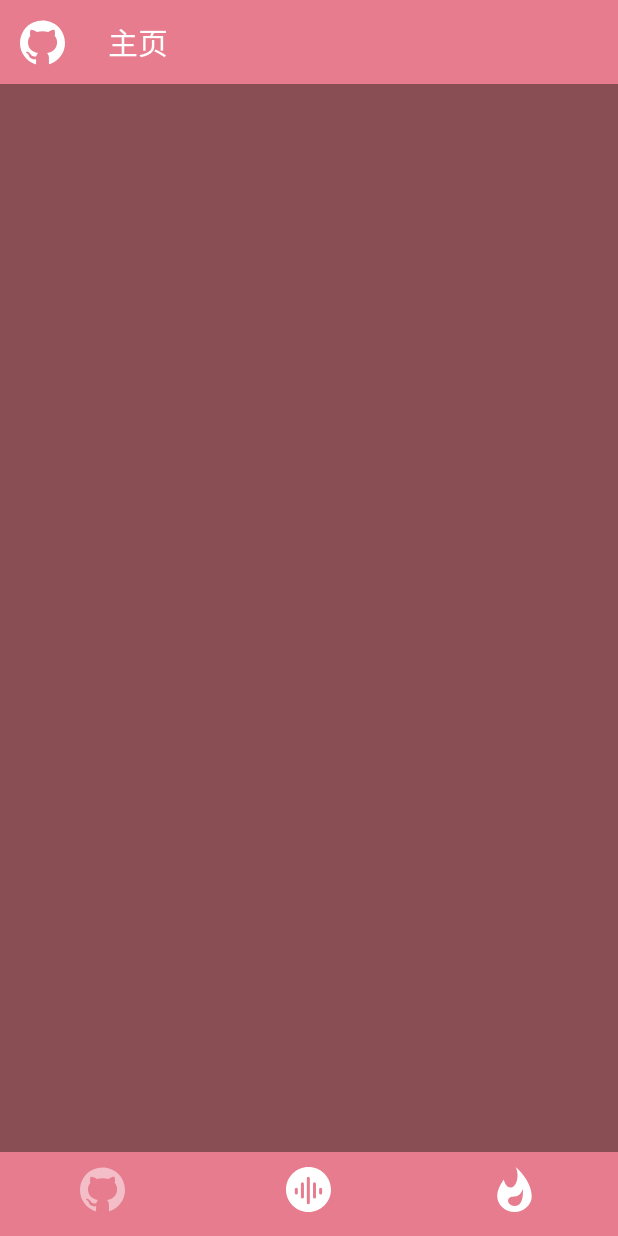
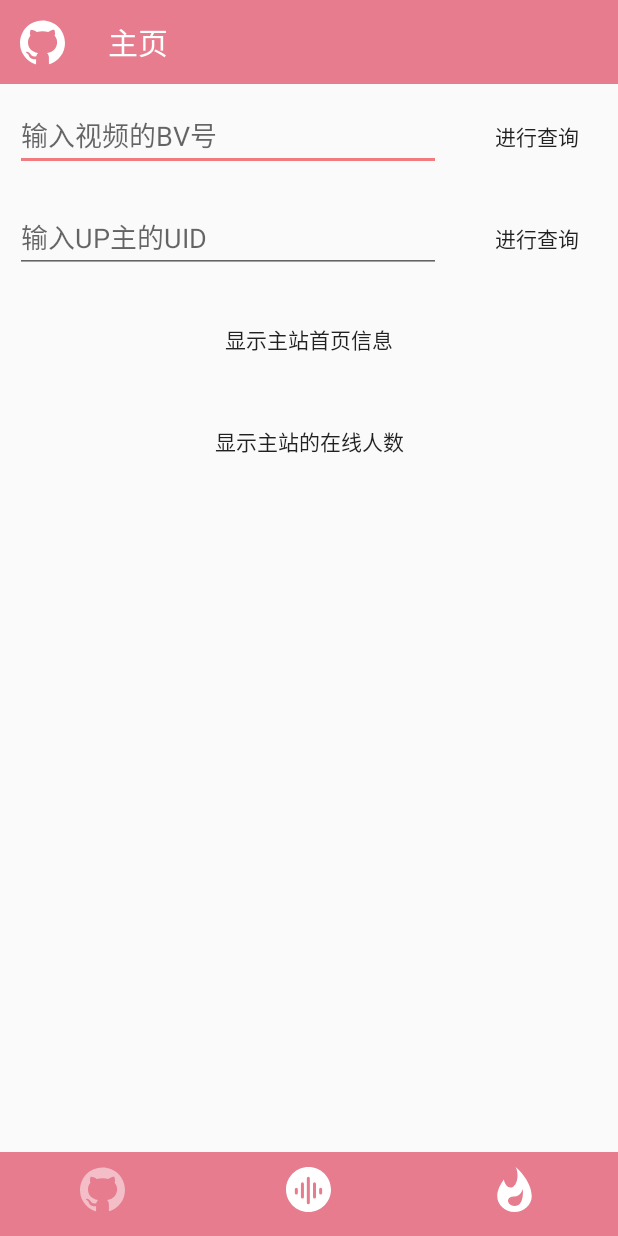
Before and after one commit to phcbest/bilibiliinfo, an Android app: the screen it shows after launch (MainActivity), on a phone screen of 412 x 824 dp. Run offline under Robolectric (Android 15) with nearby library versions, the phone set to English and light mode, and no system bars; our stand-ins replace Picasso.

Commit message:
提交进度，已经完成主页布局，明天编写主页数据

```diff
--- a/app/src/main/java/com/phc/bilibiliinfo/home/home.java
+++ b/app/src/main/java/com/phc/bilibiliinfo/home/home.java
@@ -1,65 +1,41 @@
 package com.phc.bilibiliinfo.home;
 
 import android.os.Bundle;
+import android.view.LayoutInflater;
+import android.view.View;
+import android.view.ViewGroup;
+import android.widget.Button;
+import android.widget.EditText;
 
 import androidx.fragment.app.Fragment;
 
-import android.view.LayoutInflater;
-import android.view.View;
-import android.view.ViewGroup;
-
 import com.phc.bilibiliinfo.R;
 
-/**
- * A simple {@link Fragment} subclass.
- * Use the {@link home#newInstance} factory method to
- * create an instance of this fragment.
- */
 public class home extends Fragment {
-    // TODO: Rename parameter arguments, choose names that match
-    // the fragment initialization parameters, e.g. ARG_ITEM_NUMBER
-    private static final String ARG_PARAM1 = "param1";
-    private static final String ARG_PARAM2 = "param2";
-
-    // TODO: Rename and change types of parameters
-    private String mParam1;
-    private String mParam2;
-
-    public home() {
-        // Required empty public constructor
-    }
-
-    /**
-     * Use this factory method to create a new instance of
-     * this fragment using the provided parameters.
-     *
-     * @param param1 Parameter 1.
-     * @param param2 Parameter 2.
-     * @return A new instance of fragment home.
-     */
-    // TODO: Rename and change types and number of parameters
-    public static home newInstance(String param1, String param2) {
-        home fragment = new home();
-        Bundle args = new Bundle();
-        args.putString(ARG_PARAM1, param1);
-        args.putString(ARG_PARAM2, param2);
-        fragment.setArguments(args);
-        return fragment;
-    }
-
-    @Override
-    public void onCreate(Bundle savedInstanceState) {
-        super.onCreate(savedInstanceState);
-        if (getArguments() != null) {
-            mParam1 = getArguments().getString(ARG_PARAM1);
-            mParam2 = getArguments().getString(ARG_PARAM2);
-        }
-    }
+    private EditText fragmentHomeVideo;
+    private Button fragmentHomeVideoButton;
+    private EditText fragmentHomeUP;
+    private Button fragmentHomeUPButton;
+    private Button fragmentHomeHomeButton;
+    private Button fragmentHomeMainStationButton;
 
     @Override
     public View onCreateView(LayoutInflater inflater, ViewGroup container,
                              Bundle savedInstanceState) {
         // Inflate the layout for this fragment
-        return inflater.inflate(R.layout.fragment_home, container, false);
+        View view = inflater.inflate(R.layout.fragment_home, container, false);
+        initView(view);
+        //i need get bilibili uri  information
+
+        return view;
+    }
+
+    private void initView(View view) {
+        fragmentHomeVideo = (EditText) view.findViewById(R.id.fragment_home_video);
+        fragmentHomeVideoButton = (Button) view.findViewById(R.id.fragment_home_videoButton);
+        fragmentHomeUP = (EditText) view.findViewById(R.id.fragment_home_UP);
+        fragmentHomeUPButton = (Button) view.findViewById(R.id.fragment_home_UPButton);
+        fragmentHomeHomeButton = (Button) view.findViewById(R.id.fragment_home_HomeButton);
+        fragmentHomeMainStationButton = (Button) view.findViewById(R.id.fragment_home_main_station_Button);
     }
 }
--- a/app/src/main/res/layout/fragment_home.xml
+++ b/app/src/main/res/layout/fragment_home.xml
@@ -1,10 +1,71 @@
 <?xml version="1.0" encoding="utf-8"?>
-<FrameLayout xmlns:android="http://schemas.android.com/apk/res/android"
+<LinearLayout xmlns:android="http://schemas.android.com/apk/res/android"
     xmlns:tools="http://schemas.android.com/tools"
     android:layout_width="match_parent"
     android:layout_height="match_parent"
-    android:background="@color/yanhong"
+    android:orientation="vertical"
     tools:context=".home.home">
+    <LinearLayout
+        android:layout_width="match_parent"
+        android:layout_height="wrap_content"
+        android:orientation="horizontal"
+        >
+        <EditText
+            android:id="@+id/fragment_home_video"
+            android:layout_weight="1"
+            android:layout_width="0dp"
+            android:layout_height="wrap_content"
+            android:layout_margin="10dp"
+            android:hint="输入视频的BV号"
+            />
+        <Button
+            android:id="@+id/fragment_home_videoButton"
+            android:layout_width="wrap_content"
+            android:layout_height="wrap_content"
+            android:layout_margin="10dp"
+            android:text="进行查询"
+            android:background="?attr/selectableItemBackgroundBorderless"
+            />
+    </LinearLayout>
+    <LinearLayout
+        android:layout_width="match_parent"
+        android:layout_height="wrap_content"
+        android:orientation="horizontal"
+        >
+        <EditText
+            android:id="@+id/fragment_home_UP"
+            android:layout_weight="1"
+            android:layout_width="0dp"
+            android:layout_height="wrap_content"
+            android:layout_margin="10dp"
+            android:hint="输入UP主的UID"
+            />
+        <Button
+            android:id="@+id/fragment_home_UPButton"
+            android:layout_width="wrap_content"
+            android:layout_height="wrap_content"
+            android:layout_margin="10dp"
+            android:text="进行查询"
+            android:background="?attr/selectableItemBackgroundBorderless"
+            />
+    </LinearLayout>
 
+    <Button
+        android:id="@+id/fragment_home_HomeButton"
+        android:layout_width="match_parent"
+        android:layout_height="wrap_content"
+        android:layout_margin="10dp"
+        android:text="显示主站首页信息"
+        android:background="?attr/selectableItemBackgroundBorderless"
 
-</FrameLayout>
+        />
+    <Button
+        android:id="@+id/fragment_home_main_station_Button"
+        android:layout_width="match_parent"
+        android:layout_height="wrap_content"
+        android:layout_margin="10dp"
+        android:text="显示主站的在线人数"
+        android:background="?attr/selectableItemBackgroundBorderless"
+
+        />
+</LinearLayout>
--- a/app/src/main/res/layout/fragment_royal_soul_management_system.xml
+++ b/app/src/main/res/layout/fragment_royal_soul_management_system.xml
@@ -20,7 +20,7 @@
                 android:text="获取图片" />
             <ImageView
                 android:id="@+id/fragment_royal_soul_management_system_ImageView"
-                android:layout_width="300dp"
+                android:layout_width="match_parent"
                 android:layout_height="300dp"
                 android:text="读取json文件"
                 android:visibility="gone" />
```
Also changed, not shown: app/src/main/java/com/phc/bilibiliinfo/royalSoulManagementSystem/royalSoulManagementSystem.java (+72 -12 lines), app/src/main/java/com/phc/bilibiliinfo/utils/FileUtil.java (+6 -47 lines), app/src/main/java/com/phc/bilibiliinfo/utils/getTrueWayFromUri.java (added, +12 -0 lines).
